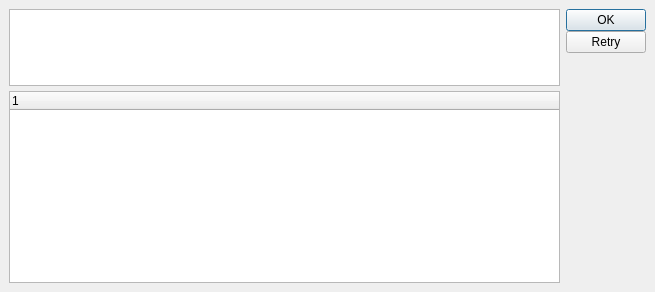
Pegasus-RPG/xtuple-client, file guiclient/failedPostList.ui: the form before one commit.
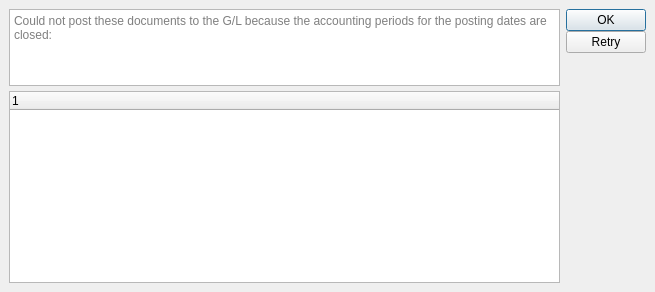
The form after the commit. Custom widgets are drawn as their Qt base class.

Commit message: unpostedInvoices, unpostedCreditMemos date error handling

What changed in the file:
```diff
--- a/guiclient/failedPostList.ui
+++ b/guiclient/failedPostList.ui
@@ -46,8 +46,11 @@
          <verstretch>0</verstretch>
         </sizepolicy>
        </property>
-       <property name="text" stdset="0">
-        <string>&lt;p&gt;Could not post these documents to the G/L because the accounting periods for the posting dates are closed:&lt;/p&gt;</string>
+       <property name="inputMethodHints">
+        <set>Qt::ImhNone</set>
+       </property>
+       <property name="placeholderText">
+        <string>Could not post these documents to the G/L because the accounting periods for the posting dates are closed:</string>
        </property>
       </widget>
      </item>
```
The commit also changes 5 other files.
